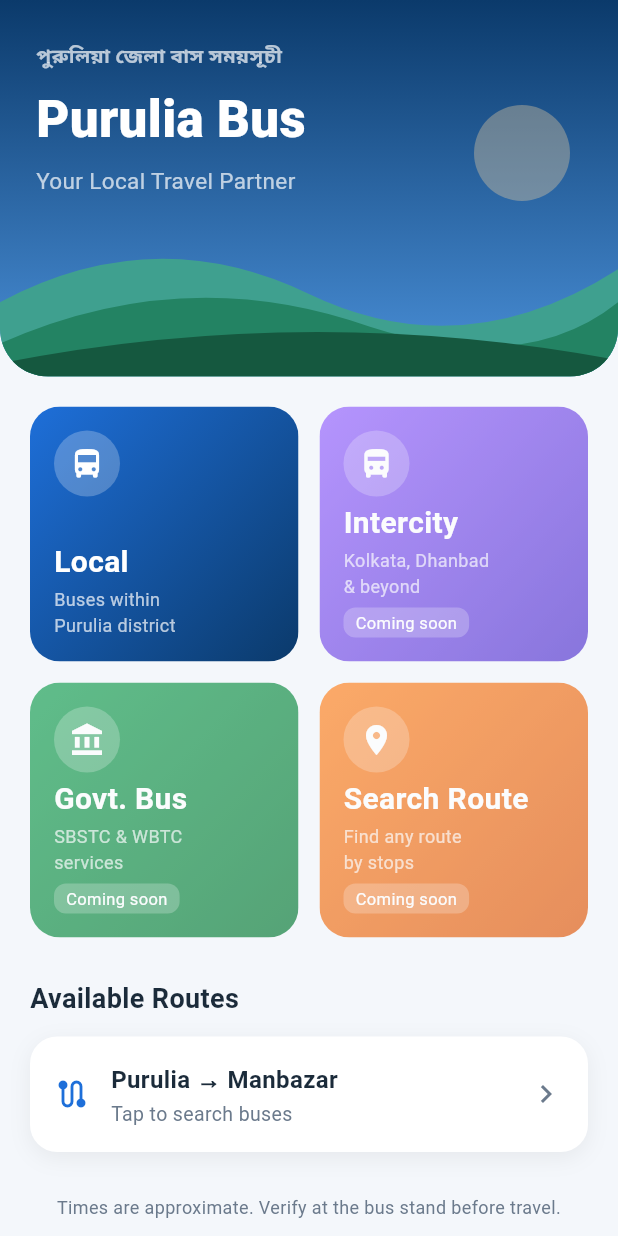
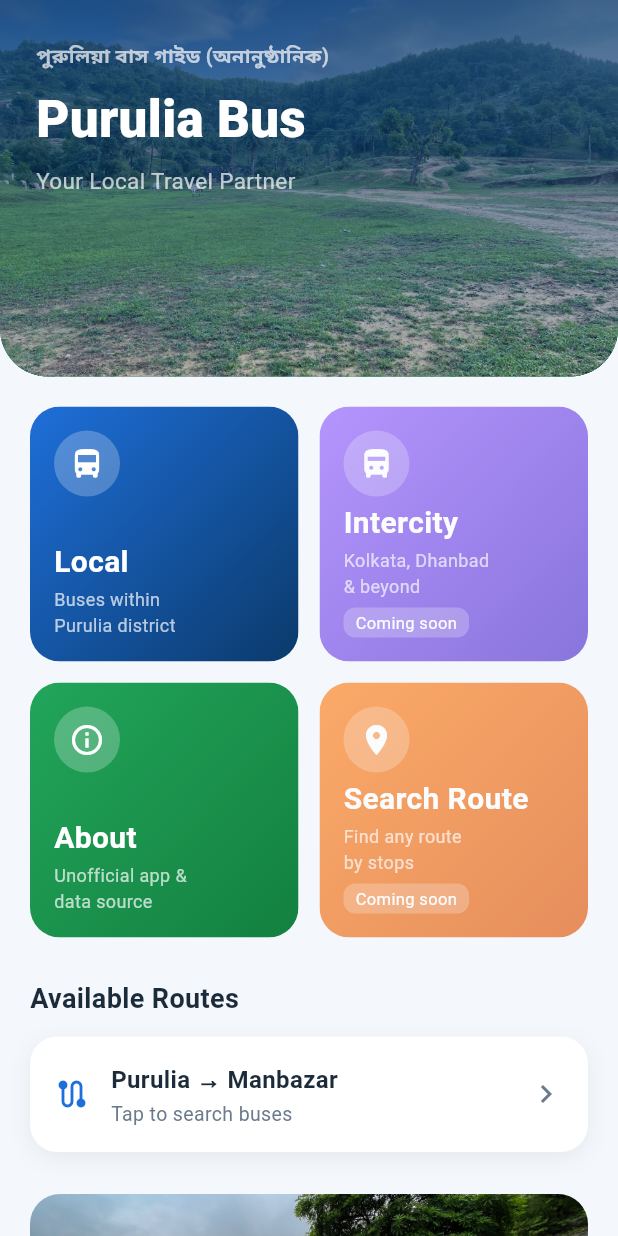
Before and after one commit to rishikumarmahato6-lgtm/purulia-bus, a Flutter app: the screen it shows after launch, on a phone screen of 412 x 824 dp. Run offline on Flutter 3.47's test engine with Material 3 defaults, Android fonts, the light colour scheme and no system bars; our stand-ins replace cloud_firestore, firebase_core; accounts and stored records are empty.

Commit message:
Add home page banner images

```diff
--- a/lib/pages/home_page.dart
+++ b/lib/pages/home_page.dart
@@ -20,6 +20,31 @@ class HomePage extends StatelessWidget {
     ScaffoldMessenger.of(
       context,
     ).showSnackBar(SnackBar(content: Text('$feature is coming soon')));
+  }
+
+  // NEW: Shows a popup explaining that this app is NOT an official
+  // government app. Google wants this disclaimer to be easy to see.
+  void _showAbout(BuildContext context) {
+    showDialog(
+      context: context,
+      builder: (_) => AlertDialog(
+        title: const Text('About Purulia Bus'), // popup heading
+        content: const Text(
+          'Purulia Bus is an independent, unofficial app. It is NOT a '
+          'government app and does not represent any government entity '
+          'or bus operator.\n\n'
+          'Timings are approximate and may be out of date. Please verify '
+          'at the bus stand before you travel.',
+        ),
+        actions: [
+          // Closes the popup when pressed
+          TextButton(
+            onPressed: () => Navigator.pop(context),
+            child: const Text('OK'),
+          ),
+        ],
+      ),
+    );
   }
 
   @override
@@ -80,13 +105,18 @@ class HomePage extends StatelessWidget {
                     Row(
                       children: [
                         Expanded(
+                          // CHANGED: the old "Govt. Bus" card (SBSTC & WBTC)
+                          // is now an "About" card. Google rejected the app
+                          // because the old card looked like an official
+                          // government service.
                           child: _CategoryCard(
-                            icon: Icons.account_balance,
-                            title: 'Govt. Bus',
-                            subtitle: 'SBSTC & WBTC\nservices',
+                            icon: Icons.info_outline, // "i" icon
+                            title: 'About',
+                            subtitle: 'Unofficial app &\ndata source',
                             colors: const [AppColors.green, Color(0xFF13803F)],
-                            enabled: false,
-                            onTap: () => _showComingSoon(context, 'Govt. Bus'),
+                            // enabled stays true (the default), so this card
+                            // works and has no "Coming soon" badge.
+                            onTap: () => _showAbout(context), // opens popup
                           ),
                         ),
                         const SizedBox(width: 14),
@@ -120,10 +150,17 @@ class HomePage extends StatelessWidget {
 
                     const SizedBox(height: 28),
 
-                    // Important while your data is not fully verified.
+                    // NEW: the second photo, a wide banner with a short slogan.
+                    _buildBanner(),
+
+                    const SizedBox(height: 20),
+
+                    // CHANGED: the footer now also says the app is unofficial.
                     const Center(
                       child: Text(
-                        'Times are approximate. Verify at the bus stand before travel.',
+                        'Unofficial app. Not affiliated with any government '
+                        'body or bus operator. Times are approximate. '
+                        'Verify at the bus stand before travel.',
                         textAlign: TextAlign.center,
                         style: TextStyle(
                           fontSize: 12,
@@ -188,6 +225,38 @@ class HomePage extends StatelessWidget {
               child: CustomPaint(painter: _HillsPainter()),
             ),
 
+            // NEW: 2b. The header photo. Positioned.fill stretches it over the
+            // whole header. BoxFit.cover crops it so it never looks squashed.
+            // errorBuilder runs if the picture file is missing, and we show
+            // nothing, so the gradient and hills above stay visible instead
+            // of the app crashing.
+            Positioned.fill(
+              child: Image.asset(
+                'assets/images/header_bg.jpg',
+                fit: BoxFit.cover,
+                // TEMPORARY: prints the real error on the screen.
+                // Change back to SizedBox.shrink() once the photo loads.
+                errorBuilder: (context, error, stackTrace) => Text(
+                  '$error',
+                  style: const TextStyle(color: Colors.yellow, fontSize: 11),
+                ),
+              ),
+            ),
+            // NEW: 2c. A dark tint on top of the photo so the white text is
+            // easy to read. It is darker at the top and lighter at the bottom.
+            Positioned.fill(
+              child: Container(
+                decoration: const BoxDecoration(
+                  gradient: LinearGradient(
+                    begin: Alignment.topCenter,
+                    end: Alignment.bottomCenter,
+                    // 0xCC = mostly dark, 0x33 = mostly see-through
+                    colors: [Color(0xCC0D3B6E), Color(0x330D3B6E)],
+                  ),
+                ),
+              ),
+            ),
+
             // 3. The text (at the front). This is the only child that is not
             // Positioned, so its size decides the height of the whole header.
             // The big bottom padding leaves room for the hills below the text.
@@ -198,8 +267,10 @@ class HomePage extends StatelessWidget {
                 child: Column(
                   crossAxisAlignment: CrossAxisAlignment.start,
                   children: [
+                    // CHANGED: the old Bengali text sounded like an official
+                    // timetable. This one says "Purulia Bus Guide (Unofficial)".
                     const Text(
-                      'পুরুলিয়া জেলা বাস সময়সূচী',
+                      'পুরুলিয়া বাস গাইড (অনানুষ্ঠানিক)',
                       style: TextStyle(
                         color: Colors.white70,
                         fontSize: 13,
@@ -222,6 +293,73 @@ class HomePage extends StatelessWidget {
                     ),
                   ],
                 ),
+              ),
+            ),
+          ],
+        ),
+      ),
+    );
+  }
+
+  // ---------- NEW: wide photo banner with a short slogan ----------
+  Widget _buildBanner() {
+    // ClipRRect rounds the corners of the photo.
+    return ClipRRect(
+      borderRadius: BorderRadius.circular(20),
+      child: SizedBox(
+        width: double.infinity,
+        height: 150, // banner height in pixels
+        child: Stack(
+          children: [
+            // The photo. If the file is missing, a green gradient is shown.
+            Positioned.fill(
+              child: Image.asset(
+                'assets/images/banner.jpg', // your second photo
+                fit: BoxFit.cover,
+                errorBuilder: (context, error, stackTrace) => Container(
+                  decoration: const BoxDecoration(
+                    gradient: LinearGradient(
+                      colors: [AppColors.green, Color(0xFF13803F)],
+                    ),
+                  ),
+                ),
+              ),
+            ),
+
+            // Dark tint at the bottom so the text is readable.
+            Positioned.fill(
+              child: Container(
+                decoration: const BoxDecoration(
+                  gradient: LinearGradient(
+                    begin: Alignment.topCenter,
+                    end: Alignment.bottomCenter,
+                    colors: [Color(0x00000000), Color(0xAA000000)],
+                  ),
+                ),
+              ),
+            ),
+
+            // The slogan, pinned to the bottom-left corner.
+            const Positioned(
+              left: 16,
+              bottom: 14,
+              child: Column(
+                crossAxisAlignment: CrossAxisAlignment.start,
+                children: [
+                  Text(
+                    'Explore Purulia',
+                    style: TextStyle(
+                      color: Colors.white,
+                      fontSize: 20,
+                      fontWeight: FontWeight.bold,
+                    ),
+                  ),
+                  SizedBox(height: 2),
+                  Text(
+                    'Know your bus timings before you go',
+                    style: TextStyle(color: Colors.white70, fontSize: 13),
+                  ),
+                ],
               ),
             ),
           ],
--- a/pubspec.yaml
+++ b/pubspec.yaml
@@ -56,6 +56,10 @@ dev_dependencies:
 # The following section is specific to Flutter packages.
 flutter:
   uses-material-design: true
+  # Assets are disabled until a valid asset directory exists.
+  # Add valid asset folders here when they are created.
+  assets:
+    - assets/images/
 
 # The two blocks below start at column 0, with NO spaces before them.
 flutter_launcher_icons:
```
Also changed, not shown: assets/images/banner.jpg (added), assets/images/header_bg.jpg (added).
